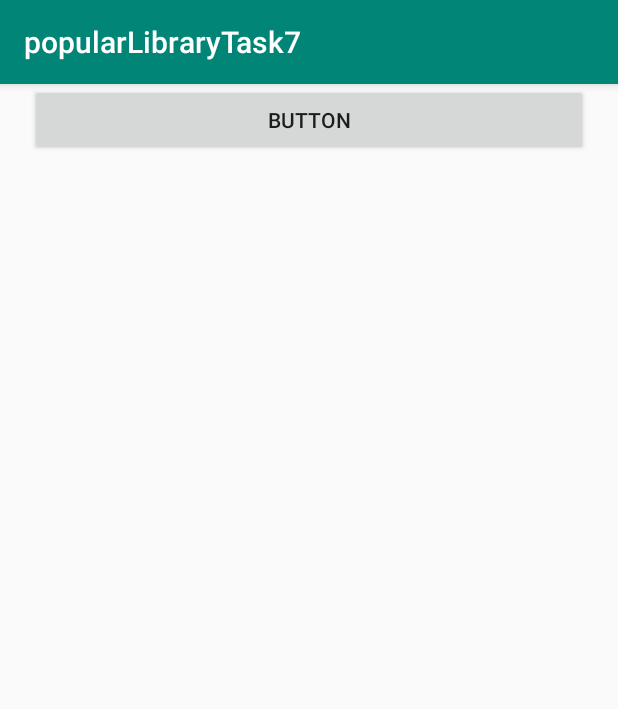
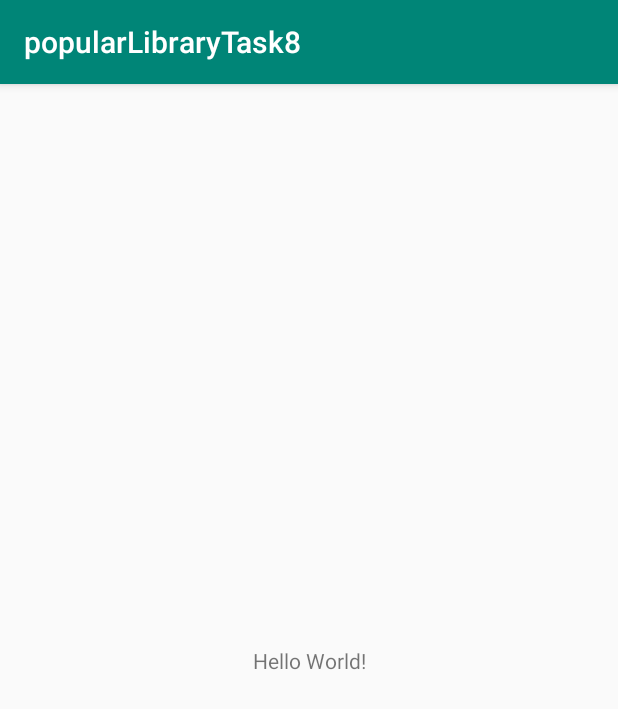
Before and after one commit to AndrewSozonov/Android3, an Android app: the screen it shows after launch (MainActivity), on a phone screen of 412 x 824 dp. Shown: the top 709 px of the screen. Run offline under Robolectric (Android 15) with nearby library versions, the phone set to English and light mode, and no system bars; libraries missing offline, so code that uses them is left out: com.squareup.leakcanary; 2 statements that could not run were skipped.

```diff
--- a/app/src/main/AndroidManifest.xml
+++ b/app/src/main/AndroidManifest.xml
@@ -1,21 +1,21 @@
 <?xml version="1.0" encoding="utf-8"?>
 <manifest xmlns:android="http://schemas.android.com/apk/res/android"
-    package="ru.andreysozonov.popularlibrarytask7">
+    package="ru.andreysozonov.popularlibrarytask8">
 
     <application
+        android:name=".app.App"
         android:allowBackup="true"
         android:icon="@mipmap/ic_launcher"
         android:label="@string/app_name"
         android:roundIcon="@mipmap/ic_launcher_round"
         android:supportsRtl="true"
         android:theme="@style/AppTheme">
-        <activity android:name=".MainActivity">
+        <activity android:name=".leak.MainActivity">
             <intent-filter>
                 <action android:name="android.intent.action.MAIN" />
 
                 <category android:name="android.intent.category.LAUNCHER" />
             </intent-filter>
-
         </activity>
     </application>
 
--- a/app/src/main/java/ru/andreysozonov/popularlibrarytask7/MainActivity.java
+++ /dev/null
@@ -1,34 +0,0 @@
-package ru.andreysozonov.popularlibrarytask7;
-
-import androidx.appcompat.app.AppCompatActivity;
-
-import android.os.Bundle;
-import android.widget.LinearLayout;
-import android.widget.TextView;
-
-import butterknife.BindView;
-import butterknife.ButterKnife;
-import butterknife.OnClick;
-
-public class MainActivity extends AppCompatActivity {
-
-    @Override
-    protected void onCreate(Bundle savedInstanceState) {
-        super.onCreate(savedInstanceState);
-        setContentView(R.layout.activity_main);
-        ButterKnife.bind(this);
-
-
-    }
-    @BindView(R.id.linear)
-    LinearLayout linearLayout;
-
-
-    @OnClick(R.id.button)
-    public void createTextView() {
-        TextView textView = new TextView(this);
-        textView.setLayoutParams(new LinearLayout.LayoutParams(LinearLayout.LayoutParams.MATCH_PARENT, LinearLayout.LayoutParams.MATCH_PARENT));
-        linearLayout.addView(textView);
-        textView.setText("Hello");
-    }
-}
--- /dev/null
+++ b/app/src/main/java/ru/andreysozonov/popularlibrarytask8/app/App.java
@@ -0,0 +1,16 @@
+package ru.andreysozonov.popularlibrarytask8.app;
+
+import android.app.Application;
+import com.squareup.leakcanary.LeakCanary;
+
+public class App extends Application {
+
+    @Override
+    public void onCreate() {
+        super.onCreate();
+        if (LeakCanary.isInAnalyzerProcess(this)) {
+            return;
+        }
+        LeakCanary.install(this);
+    }
+}
--- /dev/null
+++ b/app/src/main/java/ru/andreysozonov/popularlibrarytask8/leak/MainActivity.java
@@ -0,0 +1,38 @@
+package ru.andreysozonov.popularlibrarytask8.leak;
+
+import androidx.appcompat.app.AppCompatActivity;
+import android.os.Bundle;
+import android.util.Log;
+
+
+import ru.andreysozonov.popularlibrarytask8.R;
+
+public class MainActivity extends AppCompatActivity {
+
+    private static final String TAG = "MainActivity";
+
+
+    private static InnerClass innerClass;
+
+    @Override
+    protected void onCreate(Bundle savedInstanceState) {
+        super.onCreate(savedInstanceState);
+        setContentView(R.layout.activity_main);
+        Log.i(TAG, "onCreate: " + MainActivity.this);
+
+
+
+        if (innerClass == null) {
+            innerClass = new InnerClass();
+        }
+    }
+    class InnerClass {
+    }
+
+
+    @Override
+    protected void onDestroy() {
+        super.onDestroy();
+        Log.i(TAG, "onDestroy: " + MainActivity.this);
+    }
+}
--- a/app/src/main/res/layout/activity_main.xml
+++ b/app/src/main/res/layout/activity_main.xml
@@ -1,21 +1,19 @@
 <?xml version="1.0" encoding="utf-8"?>
-<LinearLayout xmlns:android="http://schemas.android.com/apk/res/android"
+<androidx.constraintlayout.widget.ConstraintLayout xmlns:android="http://schemas.android.com/apk/res/android"
     xmlns:app="http://schemas.android.com/apk/res-auto"
     xmlns:tools="http://schemas.android.com/tools"
-android:id="@+id/linear"
     android:layout_width="match_parent"
-    android:layout_height="wrap_content"
-    android:orientation="vertical"
-    tools:context=".MainActivity">
+    android:layout_height="match_parent"
+    tools:context=".leak.MainActivity">
 
-    <Button
-        android:id="@+id/button"
-        android:layout_width="match_parent"
-        android:layout_height="0dp"
-        android:layout_marginStart="20dp"
-        android:layout_marginEnd="20dp"
-        android:layout_weight="1"
-        android:text="@string/button"
-         />
+    <TextView
+        android:id="@+id/text_view_leak"
+        android:layout_width="wrap_content"
+        android:layout_height="wrap_content"
+        android:text="Hello World!"
+        app:layout_constraintBottom_toBottomOf="parent"
+        app:layout_constraintLeft_toLeftOf="parent"
+        app:layout_constraintRight_toRightOf="parent"
+        app:layout_constraintTop_toTopOf="parent" />
 
-</LinearLayout>
+</androidx.constraintlayout.widget.ConstraintLayout>
--- a/app/src/main/res/values/strings.xml
+++ b/app/src/main/res/values/strings.xml
@@ -1,4 +1,4 @@
 <resources>
-    <string name="app_name">popularLibraryTask7</string>
-    <string name="button">Button</string>
+    <string name="app_name">popularLibraryTask8</string>
+    <string name="hello">Hello</string>
 </resources>
--- a/settings.gradle
+++ b/settings.gradle
@@ -1,2 +1,2 @@
 include ':app'
-rootProject.name='popularLibraryTask7'
+rootProject.name='popularLibraryTask8'
```
Also changed, not shown: app/build.gradle (+9 -17 lines), app/src/main/java/ru/andreysozonov/popularlibrarytask7/unit/Model.java (deleted, +0 -8 lines), gradle/wrapper/gradle-wrapper.properties, 4 other files.
